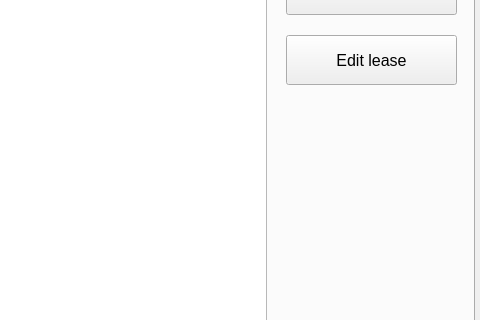
This is src/mainwindow.ui in Blodroed/RustyRides as Qt 5 draws it before an edit; both pictures show x 496 to 976 and y 124 to 444 of the 976 by 662 pixel window. The edited form follows.
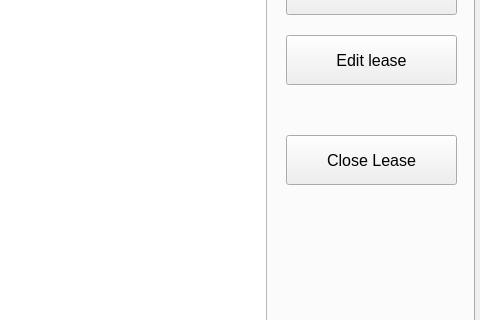
This is the edited form.

```diff
--- a/src/mainwindow.ui
+++ b/src/mainwindow.ui
@@ -285,6 +285,24 @@
        <enum>QAbstractItemView::SelectRows</enum>
       </property>
      </widget>
+     <widget class="QPushButton" name="EdtLeaseBtn_2">
+      <property name="geometry">
+       <rect>
+        <x>770</x>
+        <y>190</y>
+        <width>171</width>
+        <height>50</height>
+       </rect>
+      </property>
+      <property name="font">
+       <font>
+        <pointsize>12</pointsize>
+       </font>
+      </property>
+      <property name="text">
+       <string>Close Lease</string>
+      </property>
+     </widget>
     </widget>
    </widget>
   </widget>
```
